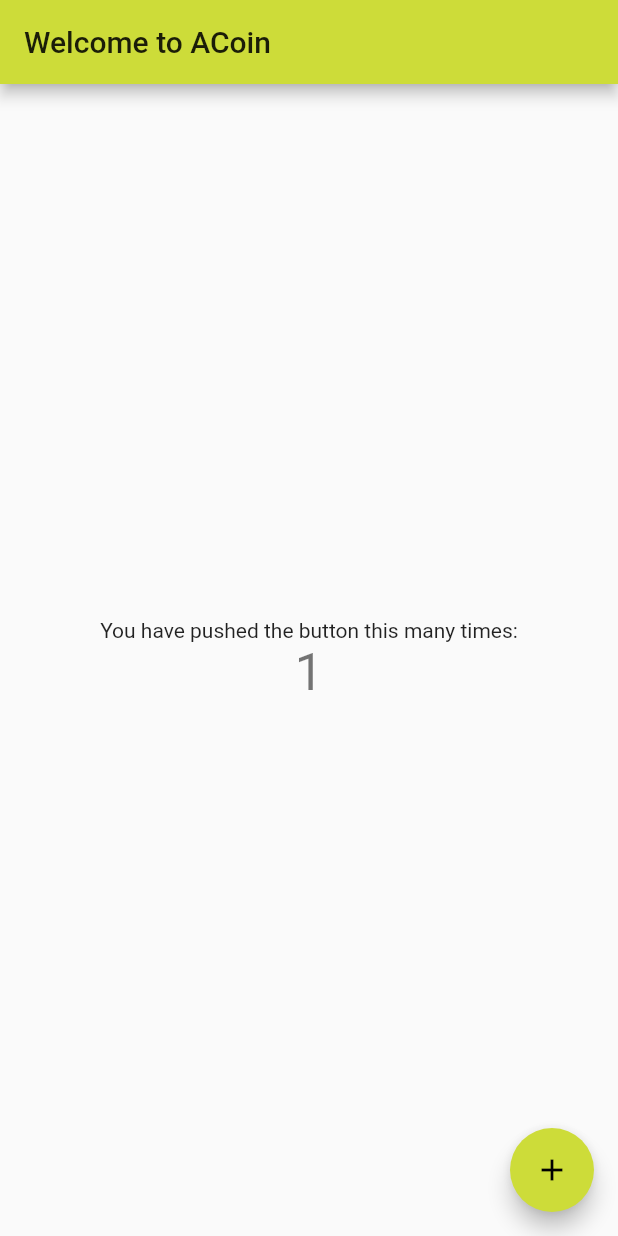
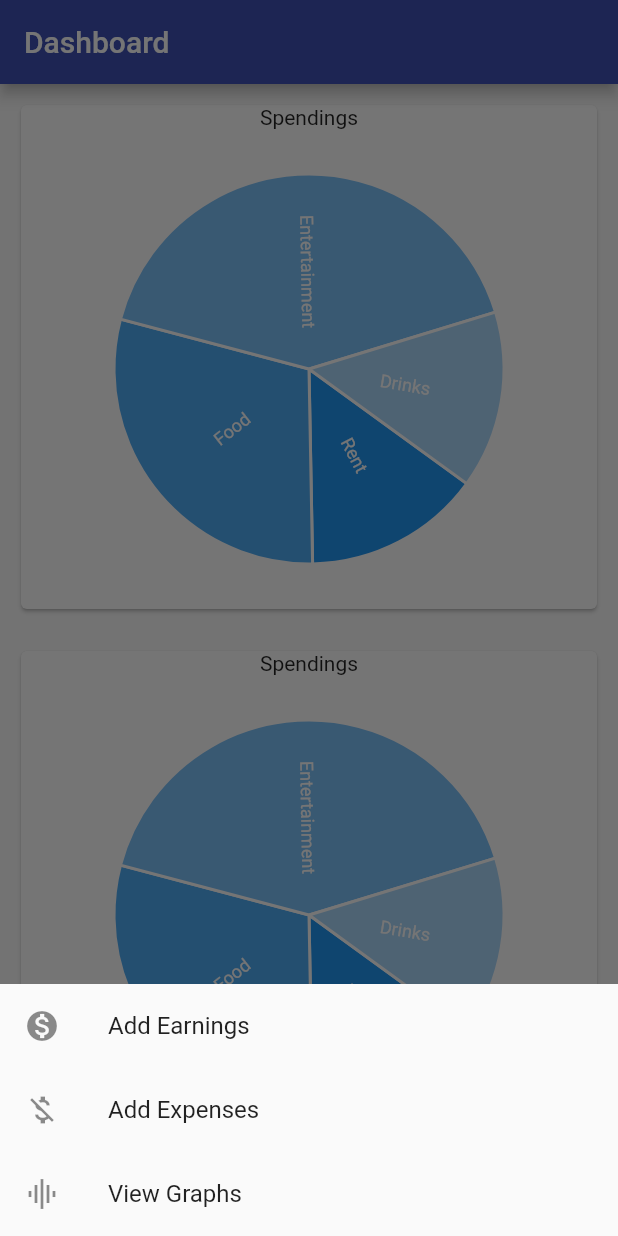
Before and after one commit to EliodorPopov/ACoin, a Flutter app: the screen it shows after launch, after a tap on the "add" icon, on a phone screen of 412 x 824 dp. Run offline on Flutter 3.47's test engine with Material 2 defaults, Android fonts, the phone set to English and light mode, and no system bars; our stand-ins replace charts_flutter.

Commit message:
dashboard + button

```diff
--- /dev/null
+++ b/lib/Dashboard.dart
@@ -0,0 +1,142 @@
+import 'package:flutter/material.dart';
+import 'package:charts_flutter/flutter.dart' as charts;
+import 'package:firstflut/buttonMenu.dart';
+
+class Dashboard extends StatelessWidget {
+  Dashboard({Key key, this.title}) : super(key: key);
+  final String title;
+  Modal modal = new Modal();
+
+  List<charts.Series<LinearSales, String>> spendingsData() {
+    final data = [
+      new LinearSales('Rent', 25),
+      new LinearSales('Food', 50),
+      new LinearSales('Entertainment', 70),
+      new LinearSales('Drinks', 25),
+    ];
+
+    return [
+      new charts.Series<LinearSales, String>(
+        id: 'Sales',
+        domainFn: (LinearSales sales, _) => sales.year,
+        measureFn: (LinearSales sales, _) => sales.sales,
+        data: data,
+      )
+    ];
+  }
+
+  @override
+  Widget build(BuildContext context) {
+    return new Scaffold(
+      appBar: new AppBar(
+        title: new Text(title),
+      ),
+      body: new Center(
+        child: new ListView(
+          children: <Widget>[
+            buildCard(context),
+            buildCard(context),
+            buildCard(context),
+          ],
+        ),
+      ),
+      floatingActionButton: new FloatingActionButton(
+        onPressed: () => modal.mainBottomSheet(context),
+        child: new Icon(Icons.add),
+      ), // This trailing comma makes auto-formatting nicer for build methods.
+    );
+  }
+
+  Padding buildCard(BuildContext context) {
+    return Padding(
+      padding: const EdgeInsets.all(10.0),
+        child: new InkWell(
+          onDoubleTap: () => Navigator.push(
+                context,
+                MaterialPageRoute(builder: (c) => buildSpendingsPage()),
+              ),
+          child: Card(
+            child: Column(children: [
+              Text("Spendings"),
+              new Container(
+                margin: EdgeInsets.symmetric(vertical: 10.0, horizontal: 12.0),
+                color: Colors.white,
+                constraints: BoxConstraints.expand(width: 300.0, height: 300.0),
+                child: PieOutsideLabelChart(spendingsData()),
+              ),
+            ]),
+          ),
+        ),
+    );
+  }
+
+  Widget buildSpendingsPage() {
+    return new Scaffold(
+      appBar: new AppBar(
+        // Here we take the value from the MyHomePage object that was created by
+        // the App.build method, and use it to set our appbar title.
+        title: new Text("Spendings"),
+      ),
+      body: new Center(
+        child: Text("spendings"),
+      ),
+    );
+  }
+
+
+}
+
+class DonutPieChart extends StatelessWidget {
+  final List<charts.Series> seriesList;
+  final bool animate;
+
+  DonutPieChart(this.seriesList, {this.animate});
+
+  @override
+  Widget build(BuildContext context) {
+    return new charts.PieChart(seriesList,
+        animate: animate,
+        // Configure the width of the pie slices to 60px. The remaining space in
+        // the chart will be left as a hole in the center.
+        defaultRenderer: new charts.ArcRendererConfig(arcWidth: 150));
+  }
+}
+
+/// Sample linear data type.
+class LinearSales {
+  final String year;
+  final int sales;
+
+  LinearSales(this.year, this.sales);
+}
+
+class PieOutsideLabelChart extends StatelessWidget {
+  final List<charts.Series> seriesList;
+  final bool animate;
+
+  PieOutsideLabelChart(this.seriesList, {this.animate});
+
+  @override
+  Widget build(BuildContext context) {
+    return new charts.PieChart(seriesList,
+        animate: animate,
+
+        // Add an [ArcLabelDecorator] configured to render labels outside of the
+        // arc with a leader line.
+        //
+        // Text style for inside / outside can be controlled independently by
+        // setting [insideLabelStyleSpec] and [outsideLabelStyleSpec].
+        //
+        // Example configuring different styles for inside/outside:
+        //       new charts.ArcLabelDecorator(
+        //          insideLabelStyleSpec: new charts.TextStyleSpec(...),
+        //          outsideLabelStyleSpec: new charts.TextStyleSpec(...)),
+        defaultRenderer: new charts.ArcRendererConfig(
+          arcRendererDecorators: [
+            new charts.ArcLabelDecorator(
+                labelPosition: charts.ArcLabelPosition.auto),
+          ],
+          startAngle: 1 / 5 * 3.1415,
+        ));
+  }
+}
--- /dev/null
+++ b/lib/buttonMenu.dart
@@ -0,0 +1,43 @@
+import 'package:flutter/material.dart';
+
+class Modal{
+  mainBottomSheet(BuildContext context){
+    showModalBottomSheet(
+        context: context,
+        builder: (BuildContext context){
+          return Column(
+            mainAxisSize: MainAxisSize.min,
+            children: <Widget>[
+              _createTile(context, 'Add Earnings', Icons.monetization_on, _action1),
+              _createTile(context, 'Add Expenses', Icons.money_off, _action2),
+              _createTile(context, 'View Graphs', Icons.graphic_eq, _action3),
+            ],
+          );
+        }
+    );
+  }
+
+  ListTile _createTile(BuildContext context, String name, IconData icon, Function action){
+    return ListTile(
+      leading: Icon(icon),
+      title: Text(name),
+      onTap: (){
+        Navigator.pop(context);
+        Navigator.of(context).pushNamed("/EarningsPage");
+        action();
+      },
+    );
+  }
+
+  _action1(){
+    print('action 1');
+  }
+
+  _action2(){
+    print('action 2');
+  }
+
+  _action3(){
+    print('action 3');
+  }
+}
--- a/lib/main.dart
+++ b/lib/main.dart
@@ -1,109 +1,22 @@
 import 'package:flutter/material.dart';
+import 'dashboard.dart';
 
 void main() => runApp(new MyApp());
 
 class MyApp extends StatelessWidget {
   // This widget is the root of your application.
+
   @override
   Widget build(BuildContext context) {
     return new MaterialApp(
-      title: 'ACoin',
+      title: 'Eliodor',
       theme: new ThemeData(
-        // This is the theme of your application.
-        //
-        // Try running your application with "flutter run". You'll see the
-        // application has a blue toolbar. Then, without quitting the app, try
-        // changing the primarySwatch below to Colors.green and then invoke
-        // "hot reload" (press "r" in the console where you ran "flutter run",
-        // or press Run > Flutter Hot Reload in IntelliJ). Notice that the
-        // counter didn't reset back to zero; the application is not restarted.
-        primarySwatch: Colors.lime,
+        primarySwatch: Colors.indigo,
+        //fontFamily: 'Pacifico',
       ),
-      home: new MyHomePage(title: 'Welcome to ACoin'),
+      home: new Dashboard(title: 'Dashboard'),
+
+
     );
   }
 }
-
-class MyHomePage extends StatefulWidget {
-  MyHomePage({Key key, this.title}) : super(key: key);
-
-  // This widget is the home page of your application. It is stateful, meaning
-  // that it has a State object (defined below) that contains fields that affect
-  // how it looks.
-
-  // This class is the configuration for the state. It holds the values (in this
-  // case the title) provided by the parent (in this case the App widget) and
-  // used by the build method of the State. Fields in a Widget subclass are
-  // always marked "final".
-
-  final String title;
-
-  @override
-  _MyHomePageState createState() => new _MyHomePageState();
-}
-
-class _MyHomePageState extends State<MyHomePage> {
-  int _counter = 0;
-
-  void _incrementCounter() {
-    setState(() {
-      // This call to setState tells the Flutter framework that something has
-      // changed in this State, which causes it to rerun the build method below
-      // so that the display can reflect the updated values. If we changed
-      // _counter without calling setState(), then the build method would not be
-      // called again, and so nothing would appear to happen.
-      _counter++;
-    });
-  }
-
-  @override
-  Widget build(BuildContext context) {
-    // This method is rerun every time setState is called, for instance as done
-    // by the _incrementCounter method above.
-    //
-    // The Flutter framework has been optimized to make rerunning build methods
-    // fast, so that you can just rebuild anything that needs updating rather
-    // than having to individually change instances of widgets.
-    return new Scaffold(
-      appBar: new AppBar(
-        // Here we take the value from the MyHomePage object that was created by
-        // the App.build method, and use it to set our appbar title.
-        title: new Text(widget.title),
-      ),
-      body: new Center(
-        // Center is a layout widget. It takes a single child and positions it
-        // in the middle of the parent.
-        child: new Column(
-          // Column is also layout widget. It takes a list of children and
-          // arranges them vertically. By default, it sizes itself to fit its
-          // children horizontally, and tries to be as tall as its parent.
-          //
-          // Invoke "debug paint" (press "p" in the console where you ran
-          // "flutter run", or select "Toggle Debug Paint" from the Flutter tool
-          // window in IntelliJ) to see the wireframe for each widget.
-          //
-          // Column has various properties to control how it sizes itself and
-          // how it positions its children. Here we use mainAxisAlignment to
-          // center the children vertically; the main axis here is the vertical
-          // axis because Columns are vertical (the cross axis would be
-          // horizontal).
-          mainAxisAlignment: MainAxisAlignment.center,
-          children: <Widget>[
-            new Text(
-              'You have pushed the button this many times:',
-            ),
-            new Text(
-              '$_counter',
-              style: Theme.of(context).textTheme.display1,
-            ),
-          ],
-        ),
-      ),
-      floatingActionButton: new FloatingActionButton(
-        onPressed: _incrementCounter,
-        tooltip: 'Increment',
-        child: new Icon(Icons.add),
-      ), // This trailing comma makes auto-formatting nicer for build methods.
-    );
-  }
-}
```
Also changed, not shown: pubspec.yaml (+16 -2 lines), fonts/Amatic-Bold.ttf (added), fonts/AmaticSC-Regular.ttf (added), fonts/Pacifico.ttf (added), pubspec.lock, 3 other files.
